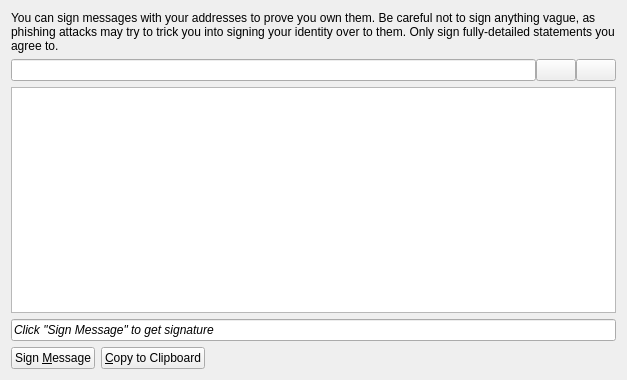
Old version of the form src/qt/forms/messagepage.ui in the repository psdgithub/bitcoin.
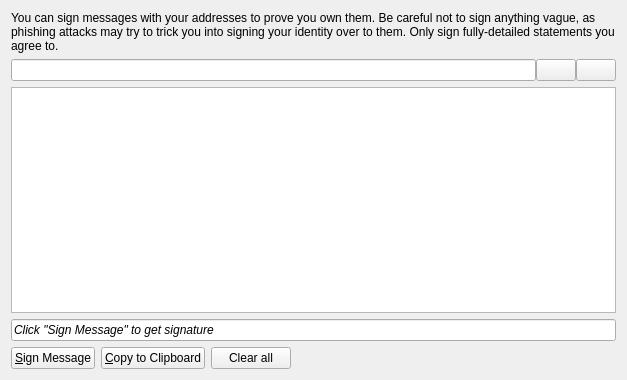
New version of the form. Icons and pictures are not drawn. Custom widgets are drawn as their Qt base class.

Commit message: add a clear all button to the sign message page

Diff of the .ui file:
```diff
--- a/src/qt/forms/messagepage.ui
+++ b/src/qt/forms/messagepage.ui
@@ -117,7 +117,7 @@
         <string>Sign a message to prove you own this address</string>
        </property>
        <property name="text">
-        <string>Sign &amp;Message</string>
+        <string>&amp;Sign Message</string>
        </property>
        <property name="icon">
         <iconset resource="../bitcoin.qrc">
@@ -139,6 +139,20 @@
        </property>
       </widget>
      </item>
+     <item>
+      <widget class="QPushButton" name="clearButton">
+       <property name="toolTip">
+        <string>Reset all sign message fields</string>
+       </property>
+       <property name="text">
+        <string>Clear all</string>
+       </property>
+       <property name="icon">
+        <iconset resource="../bitcoin.qrc">
+         <normaloff>:/icons/remove</normaloff>:/icons/remove</iconset>
+       </property>
+      </widget>
+     </item>
      <item>
       <spacer name="horizontalSpacer">
        <property name="orientation">
```
The commit also changes 2 other files.
